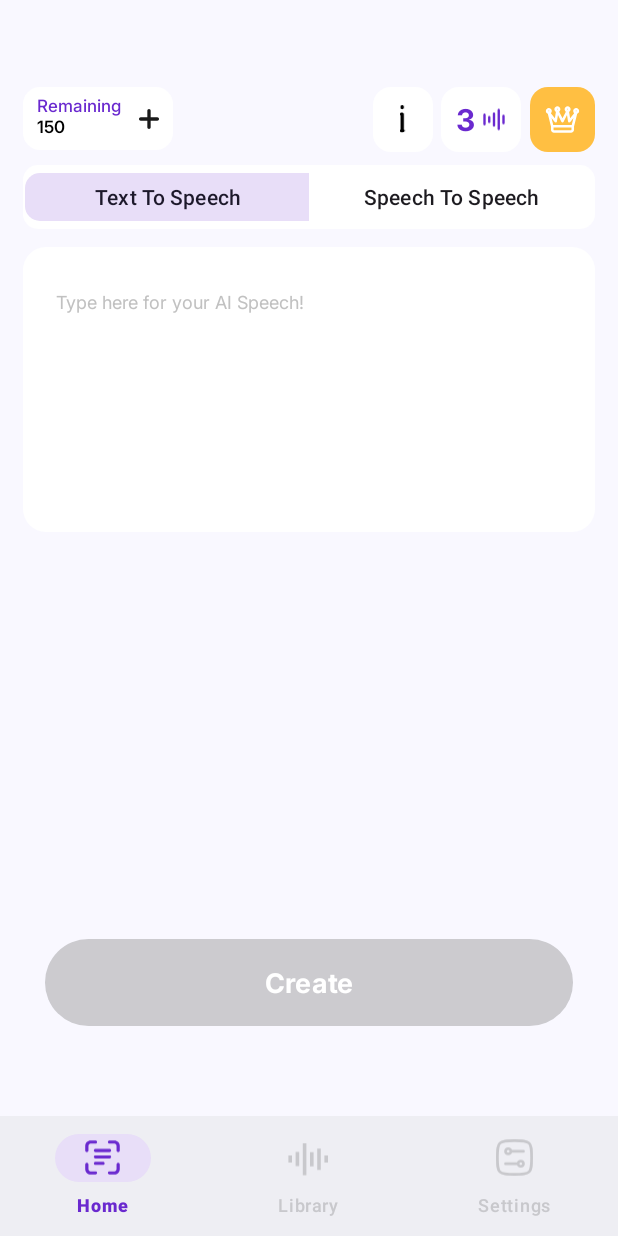
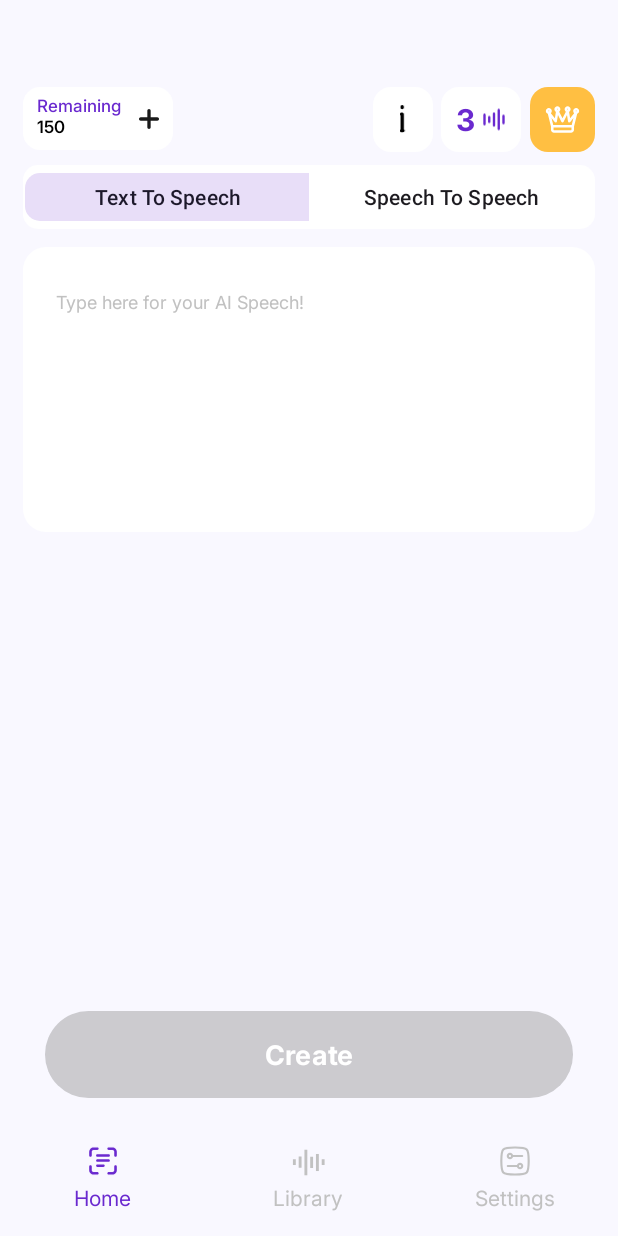
Before and after one commit to Proxy-Code/kotodama_kotlin, an Android app built with Jetpack Compose: the MainActivity screen opened directly, with no data from a screen before it, on a phone screen of 412 x 824 dp. Run offline under Robolectric (Android 15) with nearby library versions, the phone set to English and light mode, and no system bars; our stand-ins replace CircleImageView, Firebase (no records; nobody signed in at launch, a user with empty details on screens opened directly), navigation-ui; libraries missing offline, so code that uses them is left out: com.appsflyer, com.facebook, com.facebook.appevents, com.google.mlkit.nl, com.revenuecat.purchases and 1 more; pictures from the network do not load; 4 statements that could not run were skipped.

Commit message:
before lazy loading

```diff
--- a/app/src/main/java/com/proksi/kotodama/MainActivity.kt
+++ b/app/src/main/java/com/proksi/kotodama/MainActivity.kt
@@ -3,10 +3,14 @@ package com.proksi.kotodama
 import android.content.Context
 import android.content.SharedPreferences
 import android.content.pm.PackageManager
+import android.graphics.PorterDuff
 import android.os.Build
 import android.os.Bundle
 import android.util.Log
 import android.view.View
+import android.widget.ImageView
+import android.widget.LinearLayout
+import android.widget.TextView
 import android.widget.Toast
 import androidx.activity.enableEdgeToEdge
 import androidx.activity.result.contract.ActivityResultContracts
@@ -38,52 +42,15 @@ class MainActivity : BaseActivity() {
         setContentView(binding.root)
         dataStoreManager = DataStoreManager
 
-        askNotificationPermission()
 
         val navHostFragment = supportFragmentManager.findFragmentById(R.id.nav_host_fragment) as NavHostFragment
         navController= navHostFragment.navController
 
-        binding.bottomNavigationView.setupWithNavController(navController)
-        binding.bottomNavigationView.setOnItemSelectedListener { menuItem ->
-            when (menuItem.itemId) {
-                R.id.home_bottom -> navController.navigate(R.id.homeFragment)
-                R.id.cover_bottom -> {
-                    navController.navigate(R.id.libraryFragment)
-                }
-                R.id.studio_bottom -> navController.navigate(R.id.fragmentIntro)
-                R.id.settings_bottom -> navController.navigate(R.id.settingsFragment)
-            }
-            true
-        }
 
-        navController.addOnDestinationChangedListener { _, destination, _ ->
-            when (destination.id) {
-                R.id.voiceLabFormatFragment -> binding.bottomNavigationView.visibility = View.GONE
-                R.id.voiceLabNameFragment -> binding.bottomNavigationView.visibility = View.GONE
-                R.id.voiceLabPhotoFragment -> binding.bottomNavigationView.visibility = View.GONE
-                R.id.recordVoiceFragment -> binding.bottomNavigationView.visibility = View.GONE
-                R.id.customizeFragment -> binding.bottomNavigationView.visibility = View.GONE
-                R.id.voiceLabLoadingFragment -> binding.bottomNavigationView.visibility = View.GONE
-                R.id.referFragment -> binding.bottomNavigationView.visibility = View.GONE
-                R.id.studioTextFragment -> binding.bottomNavigationView.visibility = View.GONE
-                R.id.studioAddLineFragment -> binding.bottomNavigationView.visibility = View.GONE
-                R.id.studioCharacterFragment -> binding.bottomNavigationView.visibility = View.GONE
+        askNotificationPermission()
+        setupBottomMenu()
 
-                else -> binding.bottomNavigationView.visibility = View.VISIBLE
-            }
-            when (destination.id) {
-                R.id.homeFragment -> binding.bottomNavigationView.menu.findItem(R.id.home_bottom).isChecked =
-                    true
 
-                R.id.libraryFragment -> binding.bottomNavigationView.menu.findItem(
-                    R.id.cover_bottom
-                ).isChecked = true
-
-                R.id.settingsFragment -> binding.bottomNavigationView.menu.findItem(R.id.settings_bottom).isChecked =
-                    true
-            }
-
-        }
 
         val sharedPreferences: SharedPreferences = getSharedPreferences("MyPrefs", Context.MODE_PRIVATE)
         val lastOfferKey = "lastOfferKey"
@@ -172,5 +139,67 @@ class MainActivity : BaseActivity() {
         }
     }
 
+    private fun setTabUnselected(tab: LinearLayout, icon: ImageView, text: TextView) {
+        icon.setColorFilter(ContextCompat.getColor(this, R.color.unselected_nav), PorterDuff.Mode.SRC_IN)
+        text.setTextColor(ContextCompat.getColor(this, R.color.unselected_nav))
+    }
+
+    private fun setTabSelected(tab: LinearLayout, icon: ImageView, text: TextView) {
+        icon.setColorFilter(ContextCompat.getColor(this, R.color.main_purple), PorterDuff.Mode.SRC_IN)
+        text.setTextColor(ContextCompat.getColor(this, R.color.main_purple))
+    }
+    private fun resetTabSelection(binding: ActivityMainBinding) {
+        setTabUnselected(binding.navHome,binding.navHomeImg,binding.navHomeText)
+        setTabUnselected(binding.navLibrary, binding.navLibraryImg, binding.navLibraryText)
+        setTabUnselected(binding.navSettings, binding.navSettingsImg, binding.navSettingsText)
+    }
+    private fun setupBottomMenu() {
+        navController.addOnDestinationChangedListener {_, destination, _ ->
+            resetTabSelection(binding)
+            when (destination.id) {
+                R.id.homeFragment -> setTabSelected(
+                    binding.navHome,
+                    binding.navHomeImg,
+                    binding.navHomeText
+                )
+
+                R.id.libraryFragment -> setTabSelected(
+                    binding.navLibrary,
+                    binding.navLibraryImg,
+                    binding.navLibraryText
+                )
+
+                R.id.settingsFragment-> setTabSelected(
+                    binding.navSettings,
+                    binding.navSettingsImg,
+                    binding.navSettingsText
+                )
+            }
+
+            binding.navHome.setOnClickListener {
+                navController.navigate(R.id.homeFragment)}
+
+            binding.navLibrary.setOnClickListener {
+                navController.navigate(R.id.libraryFragment)}
+
+            binding.navSettings.setOnClickListener {
+                navController.navigate(R.id.settingsFragment)}
+
+            binding.bottomNavigationView.visibility = if (
+                destination.id == R.id.voiceLabFormatFragment ||
+                destination.id == R.id.voiceLabNameFragment ||
+                destination.id == R.id.voiceLabPhotoFragment||
+                destination.id == R.id.voiceLabLoadingFragment ||
+                destination.id == R.id.recordVoiceFragment ||
+                destination.id == R.id.customizeFragment ||
+                destination.id == R.id.referFragment  ||
+                destination.id == R.id.languageFragment
+            ) View.GONE else View.VISIBLE
+
+
+
+        }
+    }
+
 
 }
--- a/app/src/main/res/layout/activity_main.xml
+++ b/app/src/main/res/layout/activity_main.xml
@@ -8,28 +8,103 @@
     android:layout_height="match_parent"
     >
 
-    <com.google.android.material.bottomnavigation.BottomNavigationView
-         android:id="@+id/bottomNavigationView"
-         app:menu="@menu/nav_bottom_menu"
-         android:layout_width="match_parent"
-         android:background="#EEEEF3"
-         app:itemIconSize="30dp"
-        app:itemIconTint="@drawable/bottom_nav_item_color"
-        app:itemTextColor="@drawable/bottom_nav_item_color"
-        app:itemBackground="@drawable/bottom_nav_background"
-        app:layout_constraintBottom_toBottomOf="parent"
-         app:layout_constraintEnd_toEndOf="parent"
-         app:layout_constraintHorizontal_bias="0.5"
-         app:layout_constraintStart_toStartOf="parent"
-         android:layout_height="wrap_content"/>
+<!--    <com.google.android.material.bottomnavigation.BottomNavigationView-->
+<!--         android:id="@+id/bottomNavigationView"-->
+<!--         app:menu="@menu/nav_bottom_menu"-->
+<!--         android:layout_width="match_parent"-->
+<!--         android:background="#EEEEF3"-->
+<!--         app:itemIconSize="30dp"-->
+<!--        app:itemIconTint="@drawable/bottom_nav_item_color"-->
+<!--        app:itemTextColor="@drawable/bottom_nav_item_color"-->
+<!--        app:itemBackground="@drawable/bottom_nav_background"-->
+<!--        app:layout_constraintBottom_toBottomOf="parent"-->
+<!--         app:layout_constraintEnd_toEndOf="parent"-->
+<!--         app:layout_constraintHorizontal_bias="0.5"-->
+<!--         app:layout_constraintStart_toStartOf="parent"-->
+<!--         android:layout_height="wrap_content"/>-->
 
     <androidx.fragment.app.FragmentContainerView
         android:id="@+id/nav_host_fragment"
         android:name="androidx.navigation.fragment.NavHostFragment"
         android:layout_width="match_parent"
-        android:layout_height="match_parent"
+        android:layout_height="0dp"
         app:navGraph="@navigation/nav_graph"
+        app:layout_constraintTop_toTopOf="parent"
+        app:layout_constraintBottom_toTopOf="@id/bottomNavigationView"
         app:defaultNavHost="true"
         android:layout_gravity="center" />
 
+    <LinearLayout
+        android:id="@+id/bottomNavigationView"
+        android:layout_width="match_parent"
+        android:layout_height="wrap_content"
+        android:orientation="horizontal"
+        android:paddingTop="10dp"
+        android:paddingBottom="15dp"
+        app:layout_constraintBottom_toBottomOf="parent"
+        android:weightSum="3"
+        >
+        <LinearLayout
+            android:id="@+id/nav_home"
+            android:layout_width="0dp"
+            android:layout_height="wrap_content"
+            android:layout_weight="1"
+            android:gravity="center"
+            android:orientation="vertical">
+            <ImageView
+                android:id="@+id/nav_home_img"
+                android:layout_marginBottom="2dp"
+                android:layout_width="24dp"
+                android:layout_height="24dp"
+                android:src="@drawable/home_bottom"/>
+            <TextView
+                android:id="@+id/nav_home_text"
+                android:text="Home"
+                style="@style/nav_text_style"
+                />
+        </LinearLayout>
+
+
+        <LinearLayout
+            android:id="@+id/nav_library"
+            android:layout_width="0dp"
+            android:layout_height="wrap_content"
+            android:layout_weight="1"
+            android:gravity="center"
+            android:orientation="vertical">
+            <ImageView
+                android:id="@+id/nav_library_img"
+                android:layout_width="24dp"
+                android:layout_marginBottom="2dp"
+                android:layout_height="24dp"
+                android:src="@drawable/files_bottom"/>
+            <TextView
+                android:id="@+id/nav_library_text"
+                style="@style/nav_text_style"
+                android:text="Library"
+                />
+        </LinearLayout>
+
+        <LinearLayout
+            android:id="@+id/nav_settings"
+            android:layout_width="0dp"
+            android:layout_height="wrap_content"
+            android:layout_weight="1"
+            android:gravity="center"
+            android:orientation="vertical">
+            <ImageView
+                android:id="@+id/nav_settings_img"
+                android:layout_width="24dp"
+                android:layout_marginBottom="2dp"
+                android:layout_height="24dp"
+                android:src="@drawable/settings_bottom"/>
+            <TextView
+                android:id="@+id/nav_settings_text"
+                style="@style/nav_text_style"
+                android:text="Settings"
+                />
+        </LinearLayout>
+
+    </LinearLayout>
+
 </androidx.constraintlayout.widget.ConstraintLayout>
--- a/app/src/main/res/layout/card_view_library.xml
+++ b/app/src/main/res/layout/card_view_library.xml
@@ -72,6 +72,7 @@
 
     <TextView
         android:id="@+id/text_type"
+        android:visibility="gone"
         android:layout_width="wrap_content"
         android:textColor="@color/main_purple"
         android:fontFamily="@font/regular"
--- a/app/src/main/res/layout/fragment_home.xml
+++ b/app/src/main/res/layout/fragment_home.xml
@@ -17,7 +17,6 @@
     android:fillViewport="true"
     android:paddingHorizontal="15dp"
     android:background="@color/main_bg"
-
     tools:context=".fragments.HomeFragment">
 
    <RelativeLayout
@@ -409,7 +408,7 @@
            android:layout_below="@+id/recycler_view_categories"
            android:layout_width="match_parent"
            android:layout_marginTop="20dp"
-           android:layout_marginBottom="160dp"
+           android:layout_marginBottom="30dp"
            android:layout_height="wrap_content"/>
 
 
@@ -424,9 +423,7 @@
         android:textAlignment="center"
        android:layout_marginHorizontal="30dp"
         android:layout_gravity="bottom|center_horizontal"
-        android:layout_marginBottom="120dp"
         android:text="@string/create"
-
         android:textSize="18sp"
         android:fontFamily="@font/bold"
         android:paddingVertical="15dp"
--- a/app/src/main/res/layout/fragment_library.xml
+++ b/app/src/main/res/layout/fragment_library.xml
@@ -10,7 +10,7 @@
     android:background="@color/main_bg"
     android:paddingHorizontal="15dp"
     android:layout_marginBottom="5dp"
-    android:paddingBottom="110dp"
+    android:paddingBottom="10dp"
     android:layout_above="@+id/bottomNavigationView"
     xmlns:android="http://schemas.android.com/apk/res/android">
 
@@ -18,8 +18,6 @@
         android:layout_width="match_parent"
         android:layout_height="wrap_content"
         android:orientation="vertical">
-
-
         <TextView
             android:layout_width="match_parent"
             android:layout_height="wrap_content"
--- a/app/src/main/res/layout/fragment_settings.xml
+++ b/app/src/main/res/layout/fragment_settings.xml
@@ -6,14 +6,14 @@
     android:layout_width="match_parent"
     android:layout_height="wrap_content"
     android:paddingTop="40dp"
-    android:paddingBottom="80dp"
+    android:background="@color/main_bg"
+    android:paddingBottom="10dp"
     android:fillViewport="true">
 
     <androidx.constraintlayout.widget.ConstraintLayout
         android:id="@+id/settingsFragmentLayout"
         android:layout_width="match_parent"
         android:layout_height="wrap_content"
-        android:background="@color/main_bg"
         tools:context="com.example.songcover.ui.fragments.SettingsFragment">
 
         <TextView
--- a/app/src/main/res/values/colors.xml
+++ b/app/src/main/res/values/colors.xml
@@ -13,6 +13,7 @@
     <color name="progress_red">#FF0000</color>
     <color name="progress_green">#00FF00</color>
     <color name="christmas_green">#1A8D7D</color>
+    <color name="unselected_nav">#C1C1C1</color>
 
 
         <array name="progress_bar_colors">
--- a/app/src/main/res/values/themes.xml
+++ b/app/src/main/res/values/themes.xml
@@ -64,4 +64,13 @@
         <item name="android:progressTint">@color/white</item>
     </style>
 
+    <style name="nav_text_style">
+        <item name="android:layout_width">wrap_content</item>
+        <item name="android:layout_height">wrap_content</item>
+        <item name="android:textColor">#98989FAA</item>
+        <item name="android:textSize">14sp</item>
+        <item name="android:fontFamily">@font/regular</item>
+    </style>
+
+
 </resources>
```
